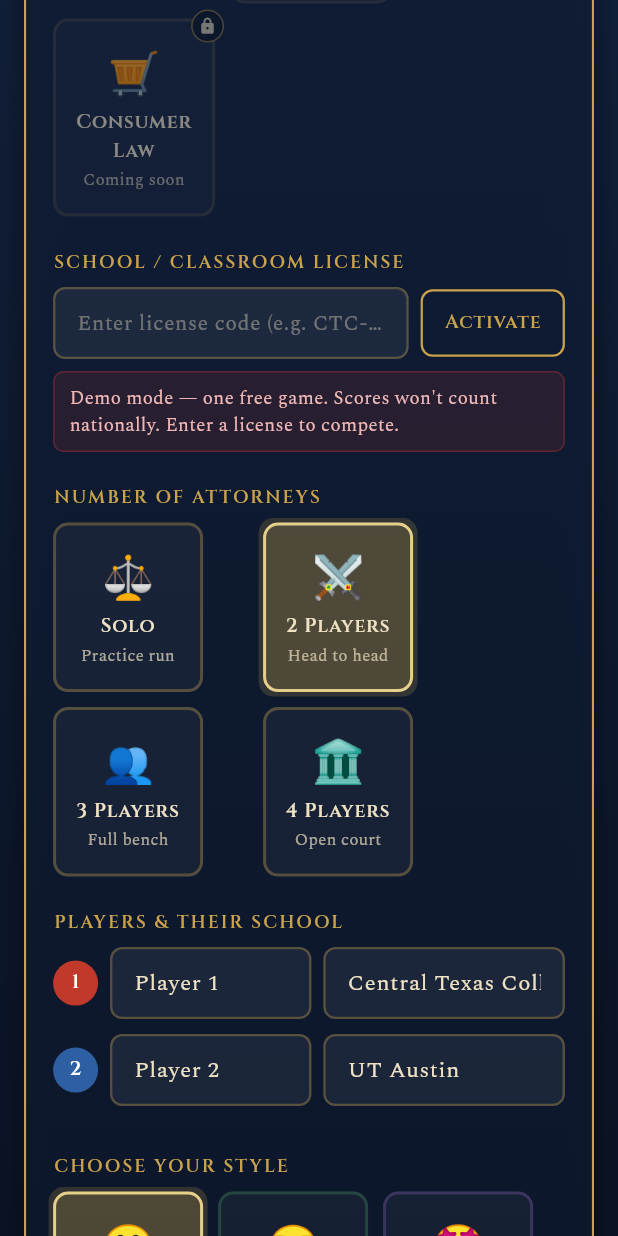
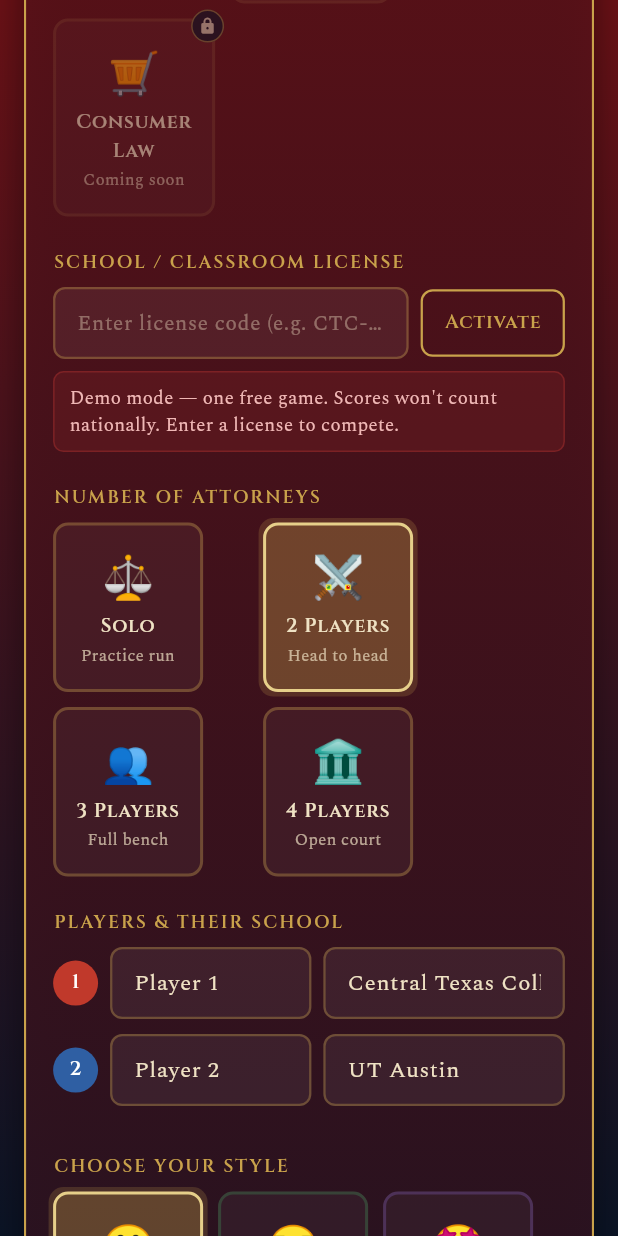
Before and after one commit to tokyorose3311-byte/paralegal-quest, a Flutter app: the screen it shows after launch, scrolled down 576 dp, on a phone screen of 412 x 824 dp. Run offline on Flutter 3.47's test engine with Material 3 defaults, Android fonts, the phone set to English and light mode, and no system bars; our stand-ins replace cloud_firestore, firebase_auth, firebase_core, google_fonts, shared_preferences; accounts and stored records are empty.

Commit message:
Change _navy color value in app_theme.dart

```diff
--- a/lib/theme/app_theme.dart
+++ b/lib/theme/app_theme.dart
@@ -29,7 +29,7 @@ class GameColors {
     required this.bad,
   });
 
-  static const _navy = Color(0xFF11203B);
+  static const _navy = Color(0xFF6B1116);
   static const _navyDeep = Color(0xFF0B1426);
   static const _cream = Color(0xFFEFE2C4);
   static const _red = Color(0xFFB3322F);
```
